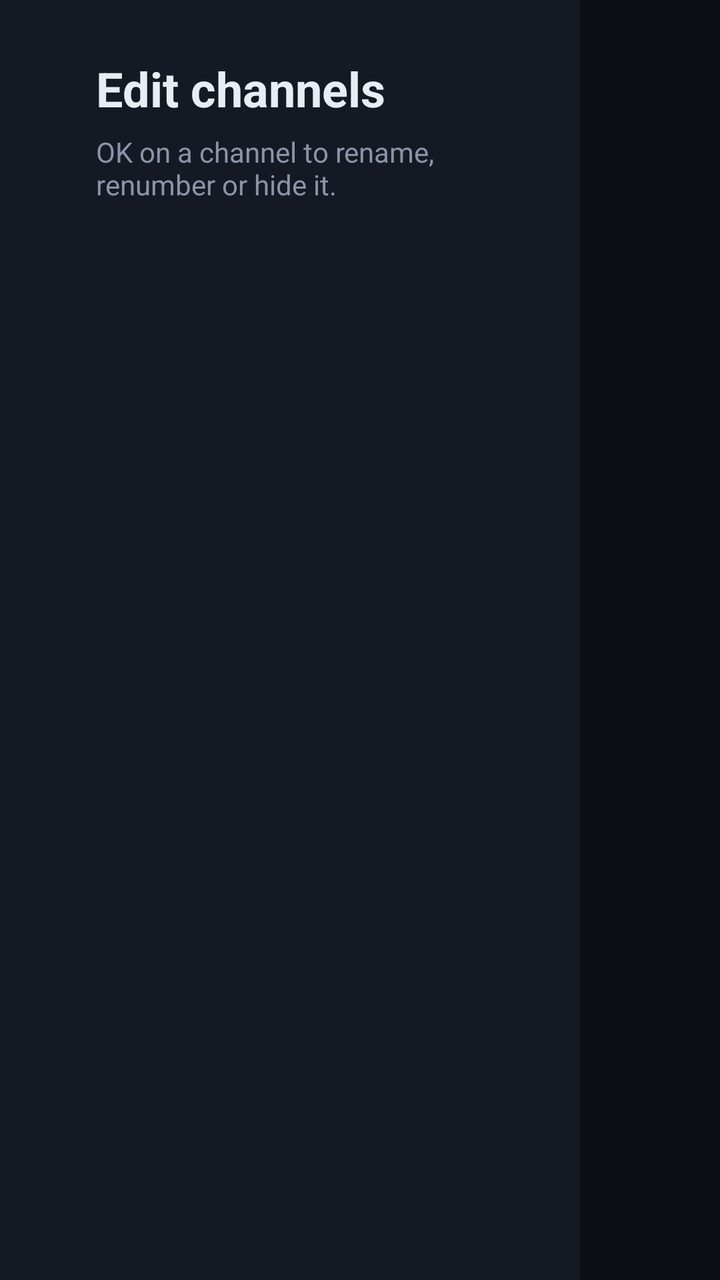
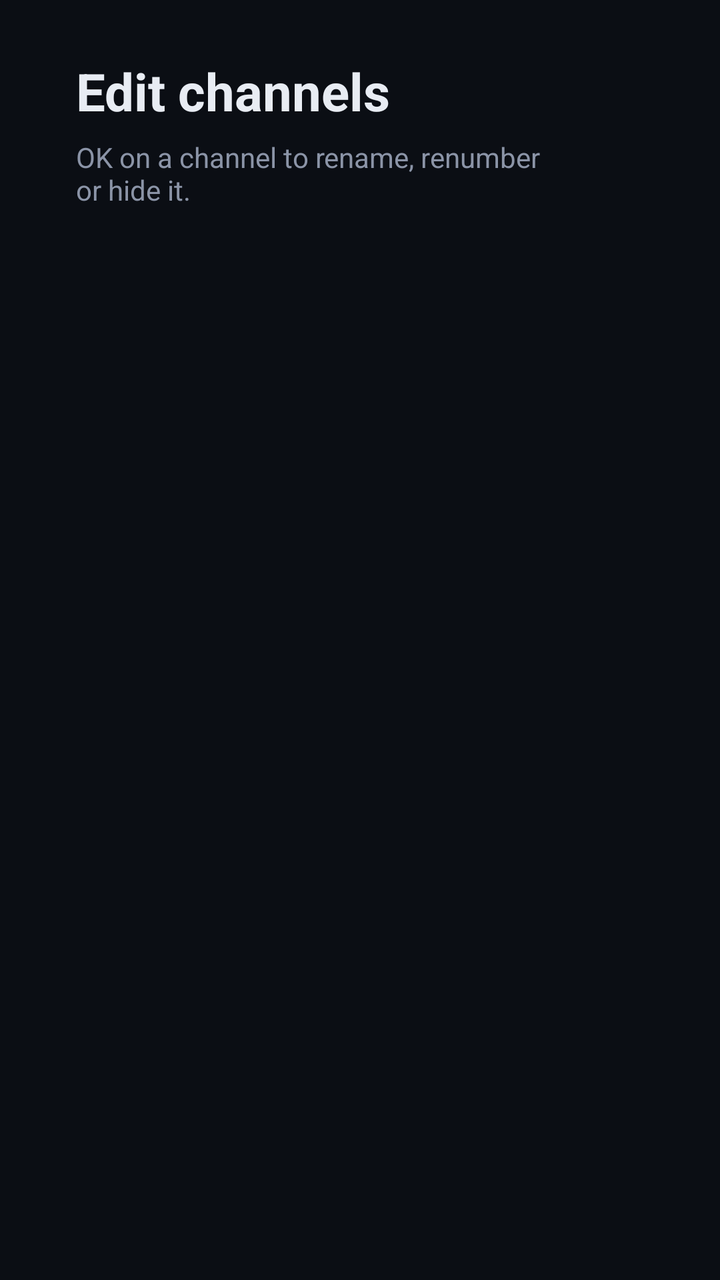

Compare the two renders of this Android layout. The source of the first and the diff that turns it into the second are given below.
<!-- AndroidManifest.xml: application theme Theme.Dingus -->
<!-- res/layout/activity_channel_editor.xml -->
<?xml version="1.0" encoding="utf-8"?>
<LinearLayout xmlns:android="http://schemas.android.com/apk/res/android"
    android:layout_width="match_parent" android:layout_height="match_parent"
    android:orientation="horizontal" android:background="?attr/dBg">
    <LinearLayout android:layout_width="290dp" android:layout_height="match_parent" android:orientation="vertical"
        android:background="?attr/dSurface" android:paddingStart="34dp" android:paddingEnd="16dp" android:paddingTop="28dp">
        <TextView android:layout_width="wrap_content" android:layout_height="wrap_content" android:paddingStart="14dp"
            android:text="Edit channels" android:textSize="24sp" android:textStyle="bold" android:textColor="?attr/dText" />
        <TextView android:layout_width="match_parent" android:layout_height="wrap_content" android:paddingStart="14dp"
            android:layout_marginTop="6dp" android:layout_marginBottom="14dp" android:text="OK on a channel to rename, renumber or hide it."
            android:textSize="14sp" android:textColor="?attr/dMuted" />
        <androidx.recyclerview.widget.RecyclerView android:id="@+id/categories" android:layout_width="match_parent"
            android:layout_height="0dp" android:layout_weight="1" android:scrollbars="none" android:descendantFocusability="afterDescendants" />
    </LinearLayout>
    <LinearLayout android:layout_width="0dp" android:layout_height="match_parent" android:layout_weight="1"
        android:orientation="vertical" android:paddingStart="24dp" android:paddingEnd="40dp" android:paddingTop="28dp">
        <TextView android:id="@+id/title" android:layout_width="wrap_content" android:layout_height="wrap_content"
            android:textSize="22sp" android:textStyle="bold" android:textColor="?attr/dText" />
        <androidx.recyclerview.widget.RecyclerView android:id="@+id/channels" android:layout_width="match_parent"
            android:layout_height="0dp" android:layout_weight="1" android:layout_marginTop="10dp" android:clipToPadding="false"
            android:paddingBottom="30dp" android:scrollbars="none" android:descendantFocusability="afterDescendants" />
    </LinearLayout>
</LinearLayout>
<!-- resources referenced by this layout -->
<resources>
  <style name="Theme.Dingus" parent="android:Theme.Material.NoActionBar">
          <item name="android:windowBackground">?attr/dBg</item>
          <item name="android:colorAccent">?attr/dAccent</item>
          <item name="android:colorPrimary">?attr/dSurface</item>
          <item name="android:colorPrimaryDark">?attr/dBg</item>
          <item name="android:textColor">?attr/dText</item>
          <item name="android:textColorPrimary">?attr/dText</item>
          <item name="android:textColorSecondary">?attr/dMuted</item>
          <item name="android:windowContentOverlay">@null</item>
          
          <item name="dBg">#0B0E14</item>
          <item name="dSurface">#141923</item>
          <item name="dSurface2">#1C2330</item>
          <item name="dLine">#262E3D</item>
          <item name="dText">#E8ECF3</item>
          <item name="dMuted">#8B94A7</item>
          <item name="dAiring">#1A2130</item>
          <item name="dPast">#10141C</item>
          <item name="dAccent">#3B82F6</item>
          <item name="dAccentSoft">#263B82F6</item>
      </style>
</resources>

<!-- the commit's change to res/layout/activity_channel_editor.xml (unified diff, before → after) -->
@@ -3,9 +3,9 @@
     android:layout_width="match_parent" android:layout_height="match_parent"
     android:orientation="horizontal" android:background="?attr/dBg">
     <LinearLayout android:layout_width="290dp" android:layout_height="match_parent" android:orientation="vertical"
-        android:background="?attr/dSurface" android:paddingStart="34dp" android:paddingEnd="16dp" android:paddingTop="28dp">
+        android:paddingStart="24dp" android:paddingEnd="12dp" android:paddingTop="28dp">
         <TextView android:layout_width="wrap_content" android:layout_height="wrap_content" android:paddingStart="14dp"
-            android:text="Edit channels" android:textSize="24sp" android:textStyle="bold" android:textColor="?attr/dText" />
+            android:text="Edit channels" android:textSize="26sp" android:textStyle="bold" android:textColor="?attr/dText" />
         <TextView android:layout_width="match_parent" android:layout_height="wrap_content" android:paddingStart="14dp"
             android:layout_marginTop="6dp" android:layout_marginBottom="14dp" android:text="OK on a channel to rename, renumber or hide it."
             android:textSize="14sp" android:textColor="?attr/dMuted" />
